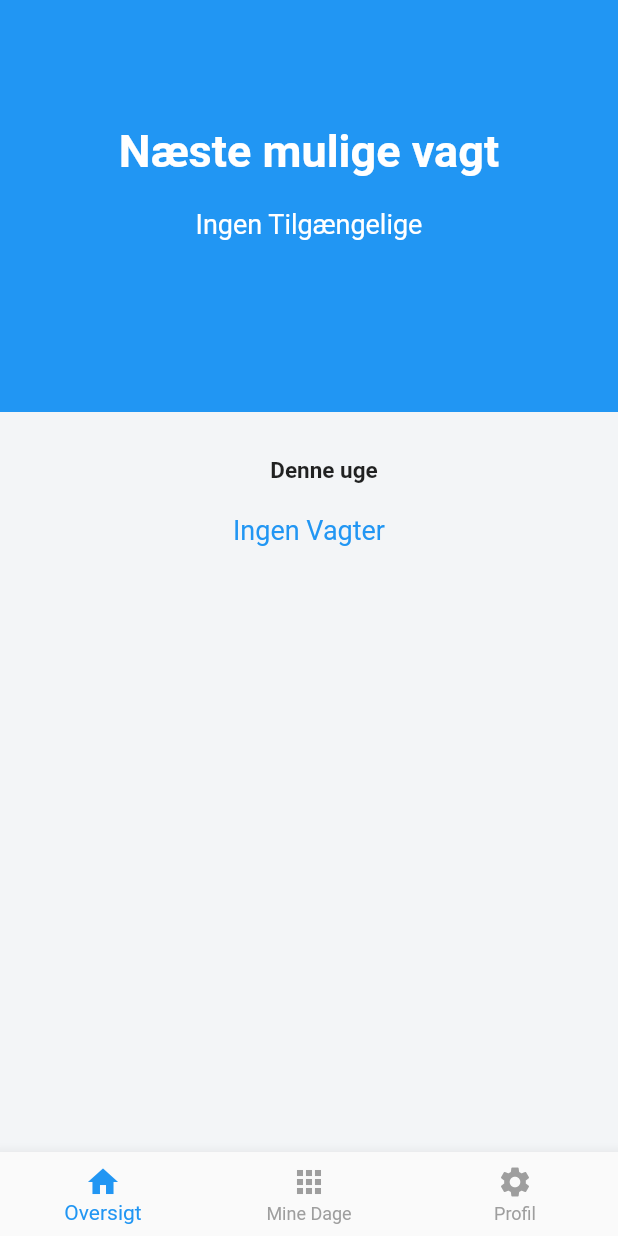
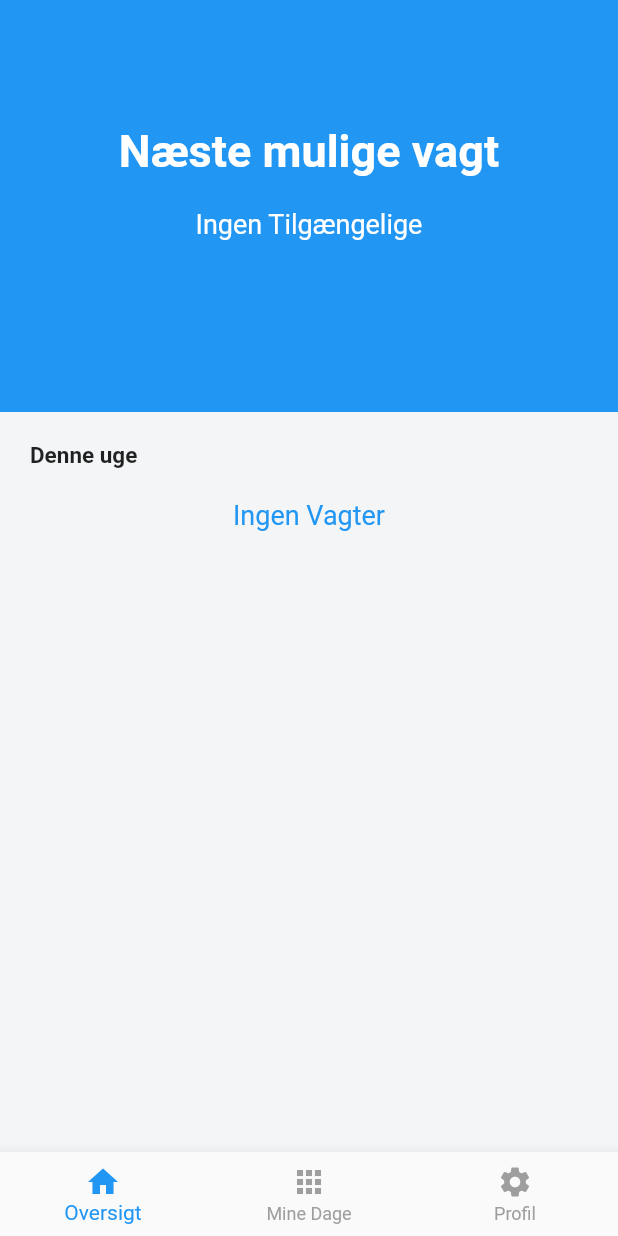
Before and after one commit to ammarOdin/odinvikar, a Flutter app: the screen it shows after launch, on a phone screen of 412 x 824 dp. Run offline on Flutter 3.47's test engine with Material 2 defaults, Android fonts, the phone set to English and light mode, and no system bars; drawn by our look-alikes of carousel_slider; our stand-ins replace cloud_firestore, firebase_core, sliding_sheet, table_calendar; missing offline and left inert: week_of_year; accounts and stored records are empty.

Commit message:
Weekly and monthy shifts on dashboard tweaks

```diff
--- a/lib/main_screens/home_screen.dart
+++ b/lib/main_screens/home_screen.dart
@@ -22,7 +22,7 @@ class _State extends State<HomeScreen> {
       children: [
         Container(
           color: Colors.blue,
-          margin: const EdgeInsets.only(bottom: 10),
+          margin: const EdgeInsets.only(bottom: 20),
           height: MediaQuery.of(context).size.height / 3,
           child: ListView(
             children: [
@@ -60,10 +60,12 @@ class _State extends State<HomeScreen> {
             ],
           ),
         ),
-        CarouselSlider(items: [
-          Column(
+        CarouselSlider(
+          items: [
+          ListView(
+            padding: EdgeInsets.zero,
             children: [
-              Container(padding: const EdgeInsets.only(top: 20, bottom: 20, left: 20), child: const Text("Denne uge", style: TextStyle(fontSize: 15, fontWeight: FontWeight.bold),),),
+              Container(padding: const EdgeInsets.only(bottom: 20, left: 20), child: const Align(alignment: Alignment.centerLeft, child: Text("Denne uge", style: TextStyle(fontSize: 15, fontWeight: FontWeight.bold),)),),
               StreamBuilder(
                   stream: shift.snapshots() ,
                   builder: (BuildContext context, AsyncSnapshot<QuerySnapshot> snapshot){
@@ -88,9 +90,10 @@ class _State extends State<HomeScreen> {
                   }),
             ],
           ),
-          Column(
+          ListView(
+            padding: EdgeInsets.zero,
             children: [
-              Container(padding: const EdgeInsets.only(top: 20, bottom: 20, left: 20), child: const Text("Denne måned", style: TextStyle(fontSize: 15, fontWeight: FontWeight.bold),),),
+              Container(padding: const EdgeInsets.only(bottom: 20, left: 20), child: const Align(alignment: Alignment.centerLeft, child: Text("Denne måned", style: TextStyle(fontSize: 15, fontWeight: FontWeight.bold),)),),
               StreamBuilder(
                   stream: shift.snapshots() ,
                   builder: (BuildContext context, AsyncSnapshot<QuerySnapshot> snapshot){
@@ -111,7 +114,6 @@ class _State extends State<HomeScreen> {
                         }
                       }).toList(),
                     );
-
                   }),
             ],
           ),
```
